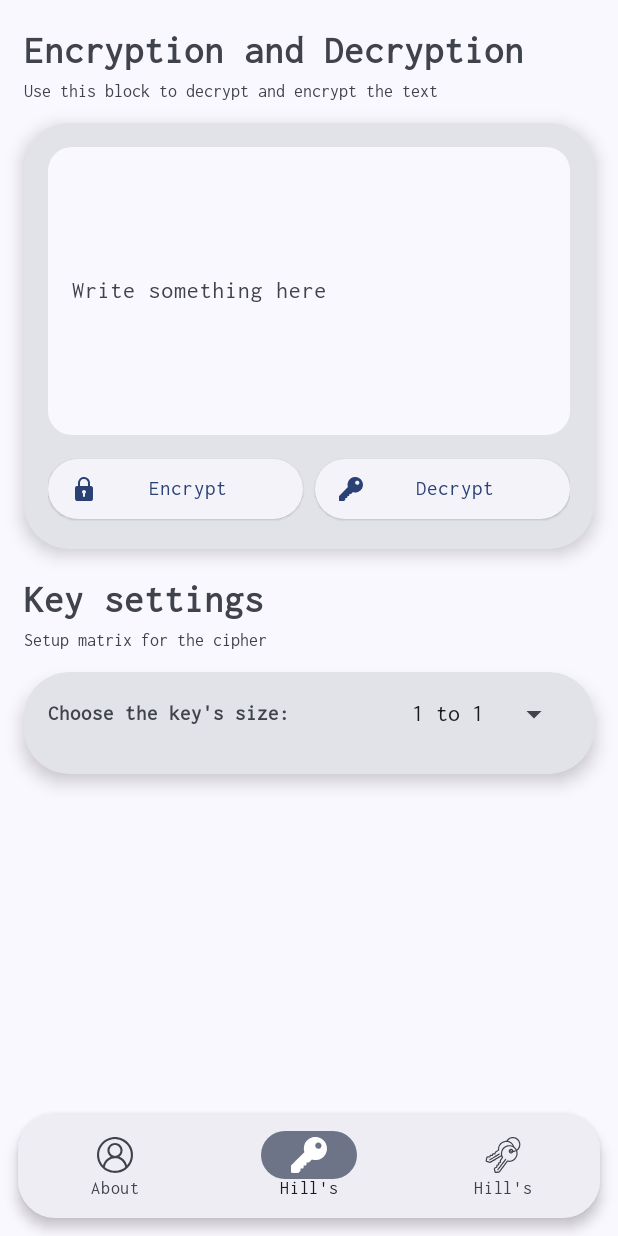
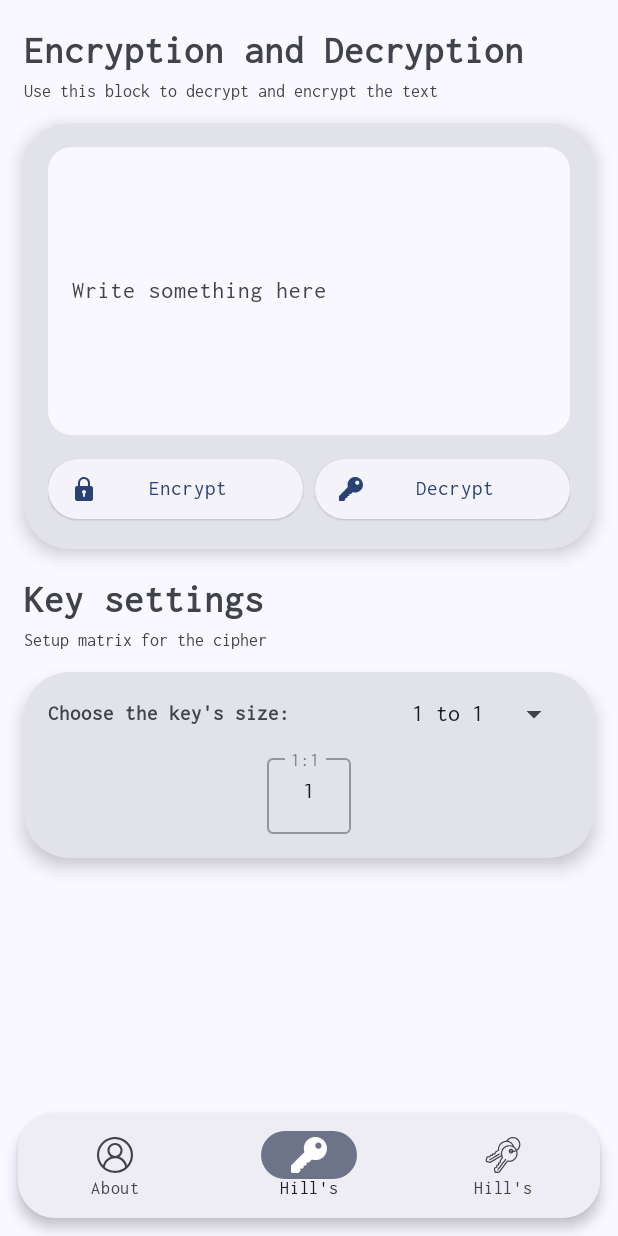
Before and after one commit to KonstantIMP/crypto_02, an Android app: the HillFragment screen opened through its navigation route, on a phone screen of 412 x 824 dp. Run offline under Robolectric (Android 15) with nearby library versions, the phone set to English and light mode, and no system bars; our stand-ins replace Dagger/Hilt's generated code, Timber, navigation-ui.

Commit message:
feat(core): add matrix enetring errors handling

```diff
--- a/app/src/main/AndroidManifest.xml
+++ b/app/src/main/AndroidManifest.xml
@@ -16,7 +16,8 @@
 
        <activity
            android:name=".ui.activity.NavigationActivity"
-           android:exported="true">
+           android:exported="true"
+           android:windowSoftInputMode="adjustPan">
 
            <intent-filter>
                <action android:name="android.intent.action.MAIN" />
--- /dev/null
+++ b/app/src/main/java/org/kimp/crypto2/crypto/Alphabet.kt
@@ -0,0 +1,5 @@
+package org.kimp.crypto2.crypto
+
+object Alphabet {
+    const val ENGLISH = "abcdefghijklmnopqrstuvwxyz"
+}
--- /dev/null
+++ b/app/src/main/java/org/kimp/crypto2/data/adapter/KeyMatrixAdapter.kt
@@ -0,0 +1,62 @@
+package org.kimp.crypto2.data.adapter
+
+import android.view.LayoutInflater
+import android.view.ViewGroup
+import androidx.recyclerview.widget.RecyclerView
+import com.google.android.material.textfield.TextInputEditText
+import org.kimp.crypto2.databinding.ViewMatrixCellBinding
+import org.kimp.crypto2.math.Matrix
+
+class KeyMatrixAdapter(
+    val matrix: Matrix,
+    val matrixChangedListener: MatrixChangedListener
+): RecyclerView.Adapter<KeyMatrixAdapter.KeyMatrixCellViewHolder>() {
+
+    override fun onCreateViewHolder(parent: ViewGroup, viewType: Int): KeyMatrixCellViewHolder {
+        return KeyMatrixCellViewHolder(
+            ViewMatrixCellBinding.inflate(
+                LayoutInflater.from(parent.context),
+                parent,
+                false
+            )
+        )
+    }
+
+    override fun getItemCount(): Int = matrix.numberOfColumns * matrix.numberOfRows
+
+    override fun onBindViewHolder(holder: KeyMatrixCellViewHolder, position: Int) {
+        val row = position / matrix.numberOfColumns
+        val col = position % matrix.numberOfColumns
+
+        holder.binding.inputEditText.setText("${matrix.getElement(row, col)}")
+        holder.binding.inputLayout.hint = "${row + 1}:${col + 1}"
+
+        Pair(row, col).let { coordinates ->
+            holder.binding.inputEditText.setOnKeyListener { v, _, _ ->
+               val editText = v as TextInputEditText
+                editText.text.toString().also {
+                    if (it.isNotEmpty()) {
+                        matrix.setElement(
+                            coordinates.first, coordinates.second, it.toLong()
+                        )
+                        matrixChangedListener.matrixEntered(matrix)
+                    } else {
+                        matrixChangedListener.elementErased(
+                            coordinates.first + 1, coordinates.second + 1
+                        )
+                    }
+                }
+               false
+            }
+        }
+    }
+
+    inner class KeyMatrixCellViewHolder(
+        val binding: ViewMatrixCellBinding
+    ): RecyclerView.ViewHolder(binding.root) {}
+
+    interface MatrixChangedListener {
+        fun matrixEntered(matrix: Matrix)
+        fun elementErased(row: Int, column: Int)
+    }
+}
--- a/app/src/main/java/org/kimp/crypto2/math/Matrix.kt
+++ b/app/src/main/java/org/kimp/crypto2/math/Matrix.kt
@@ -1,10 +1,11 @@
 package org.kimp.crypto2.math
 
 class Matrix(
-    private val numberOfRows: Int,
-    private val numberOfColumns: Int,
+    val numberOfRows: Int,
+    val numberOfColumns: Int,
+    defaultValue: Long = 0L
 ) {
-    private val data: Array<LongArray> = Array(numberOfRows) { LongArray(numberOfColumns) { 0 } }
+    private val data: Array<LongArray> = Array(numberOfRows) { LongArray(numberOfColumns) { defaultValue } }
 
     init {
         require(numberOfColumns >= 0 && numberOfColumns >= 0) {
--- a/app/src/main/res/layout/fragment_hill_layout.xml
+++ b/app/src/main/res/layout/fragment_hill_layout.xml
@@ -9,7 +9,6 @@
     <LinearLayout
         android:layout_width="match_parent"
         android:layout_height="wrap_content"
-        android:layout_marginBottom="@dimen/floating_bottom_navigation_view_height"
         android:orientation="vertical"
         android:divider="@drawable/divider_horizontal"
         android:showDividers="middle">
@@ -20,6 +19,7 @@
 
         <org.kimp.crypto2.ui.view.KeyView
             android:layout_width="match_parent"
+            android:layout_marginBottom="@dimen/floating_bottom_navigation_view_size_request"
             android:layout_height="wrap_content" />
     </LinearLayout>
 
--- a/app/src/main/res/layout/fragment_recurrent_hill_layout.xml
+++ b/app/src/main/res/layout/fragment_recurrent_hill_layout.xml
@@ -9,7 +9,6 @@
     <LinearLayout
         android:layout_width="match_parent"
         android:layout_height="wrap_content"
-        android:layout_marginBottom="@dimen/floating_bottom_navigation_view_height"
         android:orientation="vertical"
         android:divider="@drawable/divider_horizontal"
         android:showDividers="middle">
@@ -24,6 +23,7 @@
 
         <org.kimp.crypto2.ui.view.KeyView
             android:layout_width="match_parent"
+            android:layout_marginBottom="@dimen/floating_bottom_navigation_view_size_request"
             android:layout_height="wrap_content" />
     </LinearLayout>
 
--- a/app/src/main/res/layout/view_key_module.xml
+++ b/app/src/main/res/layout/view_key_module.xml
@@ -68,8 +68,28 @@
 
             </LinearLayout>
 
+            <com.google.android.material.card.MaterialCardView
+                android:id="@+id/error_holder"
+                android:layout_width="match_parent"
+                android:layout_height="wrap_content"
+                android:visibility="gone"
+                app:cardBackgroundColor="?attr/colorErrorContainer"
+                app:cardCornerRadius="@dimen/error_card_radius"
+                style="@style/Widget.Material3.CardView.Elevated">
+
+                <com.google.android.material.textview.MaterialTextView
+                    android:id="@+id/error_text_view"
+                    android:layout_width="match_parent"
+                    android:layout_height="wrap_content"
+                    android:textColor="?attr/colorOnErrorContainer"
+                    android:layout_margin="@dimen/error_card_view_content_margin"
+                    android:textStyle="bold"
+                    tools:text="Something is not ok" />
+            </com.google.android.material.card.MaterialCardView>
+
             <androidx.recyclerview.widget.RecyclerView
-                android:layout_width="match_parent"
+                android:id="@+id/matrix_recycler_view"
+                android:layout_width="wrap_content"
                 android:layout_height="wrap_content"
                 app:layoutManager="androidx.recyclerview.widget.GridLayoutManager"
                 tools:spanCount="6"
--- a/app/src/main/res/layout/view_matrix_cell.xml
+++ b/app/src/main/res/layout/view_matrix_cell.xml
@@ -6,13 +6,17 @@
     tools:context=".ui.view.MatrixCellView">
 
     <com.google.android.material.textfield.TextInputLayout
+        android:id="@+id/input_layout"
         android:layout_width="@dimen/matrix_cell_view_size"
         android:layout_height="@dimen/matrix_cell_view_size"
         style="@style/Widget.MaterialComponents.TextInputLayout.OutlinedBox">
 
         <com.google.android.material.textfield.TextInputEditText
+            android:id="@+id/input_edit_text"
             android:layout_width="match_parent"
-            android:layout_height="match_parent" />
+            android:layout_height="match_parent"
+            android:textAlignment="center"
+            android:inputType="numberSigned" />
 
     </com.google.android.material.textfield.TextInputLayout>
 
--- a/app/src/main/res/values/dimens.xml
+++ b/app/src/main/res/values/dimens.xml
@@ -4,6 +4,10 @@
     <dimen name="floating_bottom_navigation_view_margin">12dp</dimen>
     <dimen name="floating_bottom_navigation_view_radius">25dp</dimen>
     <dimen name="floating_bottom_navigation_view_elevation">5dp</dimen>
+    <dimen name="floating_bottom_navigation_view_size_request">82dp</dimen>
+
+    <dimen name="error_card_radius">12dp</dimen>
+    <dimen name="error_card_view_content_margin">8dp</dimen>
 
     <dimen name="content_title_size">26sp</dimen>
     <dimen name="content_subtitle_size">12sp</dimen>
@@ -13,5 +17,5 @@
     <dimen name="content_card_elevation">7dp</dimen>
 
     <dimen name="about_fragment_photo_size">160dp</dimen>
-    <dimen name="matrix_cell_view_size">32dp</dimen>
+    <dimen name="matrix_cell_view_size">56dp</dimen>
 </resources>
--- a/app/src/main/res/values/strings.xml
+++ b/app/src/main/res/values/strings.xml
@@ -15,6 +15,8 @@
     <string name="key_module_title">Key settings</string>
     <string name="key_module_subtitle">Setup matrix for the cipher</string>
     <string name="key_module_choose_key_size">Choose the key\'s size:</string>
+    <string name="key_module_invalid_key">Invalid key entered: gcd(%1$d:%2$d) is not 1</string>
+    <string name="key_module_erased_element_error">Fill the cell: (%1$d:%2$d)</string>
 
     <string-array name="crypto_module_key_sizes" translatable="false">
         <item>1 to 1</item>
```
Also changed, not shown: app/src/main/java/org/kimp/crypto2/ui/view/KeyView.kt (+73 -1 lines).
